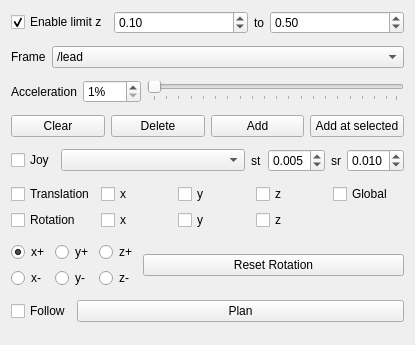
First picture: the form in rqt_interactive_probe/resource/InteractiveProbe.ui, repository hiveground-ros-package/hiveground_rqt, before the edit; both pictures show x 0 to 415 and y 207 to 552 of the 415 by 552 pixel window.
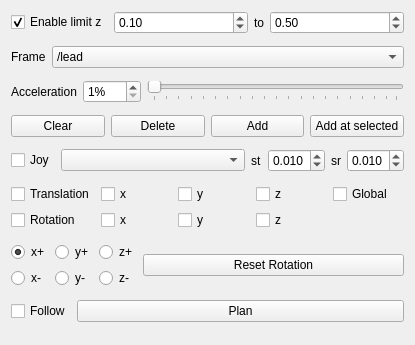
Second picture: the form after the edit.

Commit message: update default move scale

Patch:
```diff
--- a/rqt_interactive_probe/resource/InteractiveProbe.ui
+++ b/rqt_interactive_probe/resource/InteractiveProbe.ui
@@ -682,7 +682,7 @@
         <double>0.001000000000000</double>
        </property>
        <property name="value">
-        <double>0.005000000000000</double>
+        <double>0.010000000000000</double>
        </property>
       </widget>
      </item>
```
